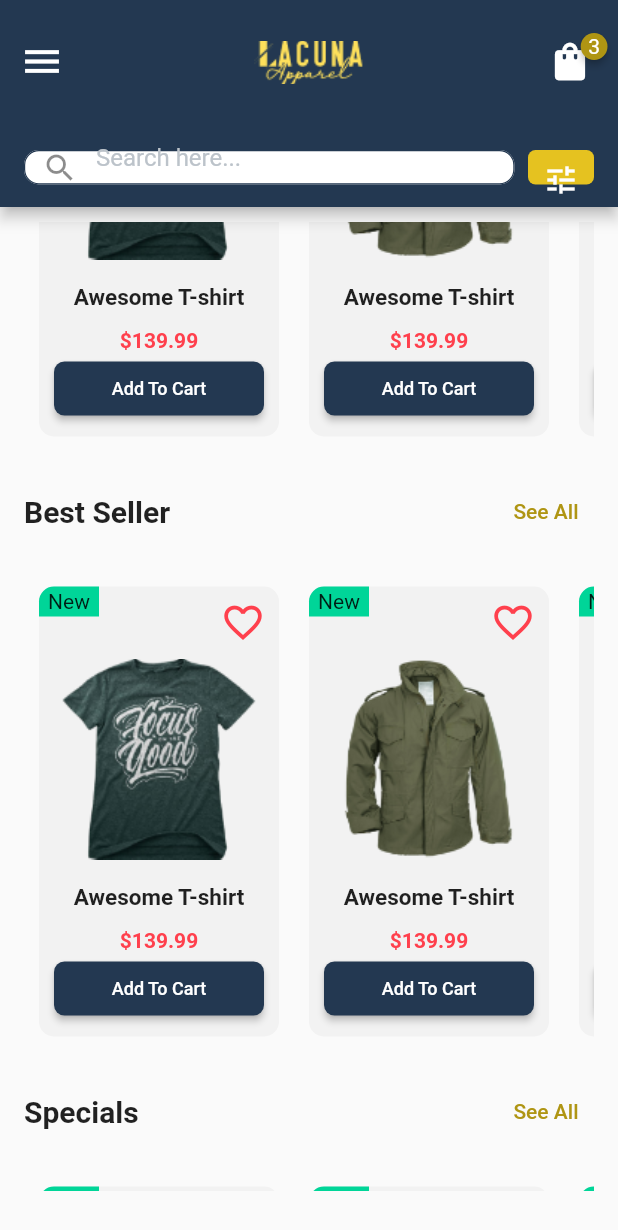
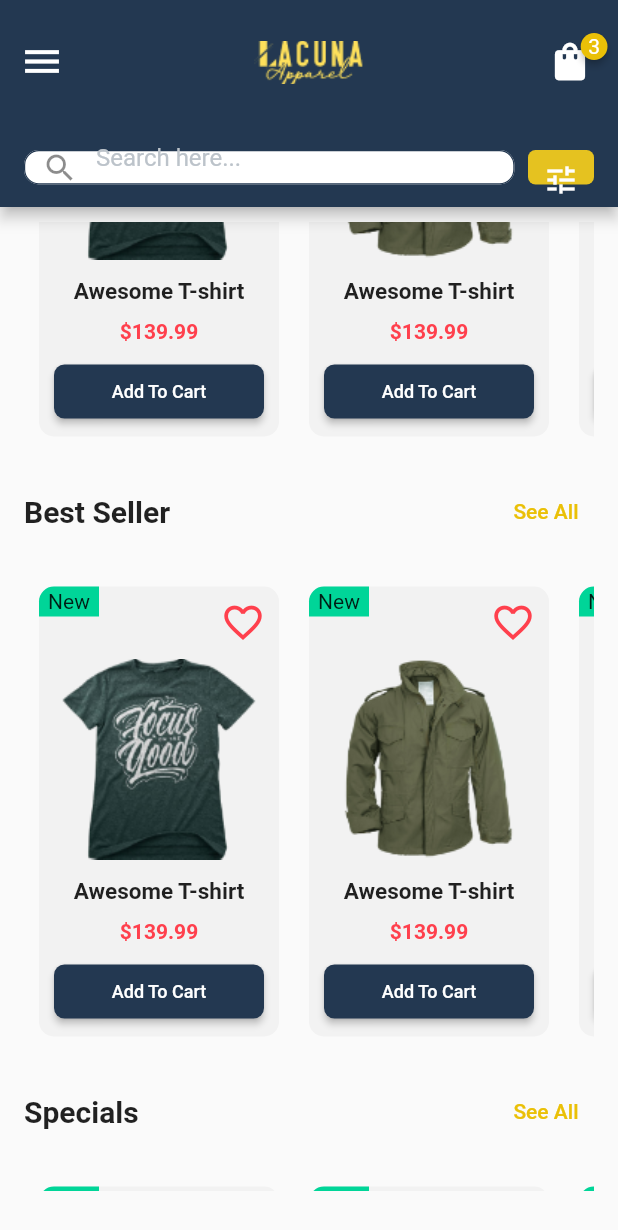
Before and after one commit to ashikahmedfahim/Flutter-E-commerce, a Flutter app: the screen it shows after launch, scrolled down 576 dp, on a phone screen of 412 x 824 dp. Shown: the top 1230 px of the screen. Run offline on Flutter 3.47's test engine with Material 2 defaults, Android fonts, the phone set to English and light mode, and no system bars; drawn by our look-alikes of badges; our stand-ins replace shared_preferences.

Commit message:
card price padding updated

```diff
--- a/lib/components/product_card.dart
+++ b/lib/components/product_card.dart
@@ -49,7 +49,7 @@ class ProductCard extends StatelessWidget {
               image: AssetImage(product.imgUrl),
             ),
             Padding(
-              padding: EdgeInsets.only(top: 16.0, bottom: 12.0),
+              padding: EdgeInsets.only(top: 12.0, bottom: 10.0),
               child: Text(
                 product.title,
                 style: TextStyle(
@@ -67,7 +67,7 @@ class ProductCard extends StatelessWidget {
               ),
             ),
             Padding(
-              padding: EdgeInsets.only(left: 10.0, right: 10.0),
+              padding: EdgeInsets.only(left: 10.0, right: 10.0,top: 8.0),
               child: SizedBox(
                 width: double.infinity,
                 child: ElevatedButton(
--- a/lib/constants.dart
+++ b/lib/constants.dart
@@ -5,7 +5,8 @@ const kGrey = Color(0xffbcc3ca);
 const kGreyBackground = Color(0xf6c6c6c);
 const kPrimaryColor = Color(0xff233851);
 const kSecondaryButtonColor = Color(0xffe5c220);
-const kSecondaryTextColor = Color(0xffaf9513);
+const kSecondaryTextColor = Color(0xffeac007);
+//const kSecondaryTextColor = Color(0xffaf9513);
 const kDarkTextColor = Colors.white;
 const kDarkSpanColor = Color(0xffbcc3ca);
 const kRedColor = Color(0xffff404d);
```
